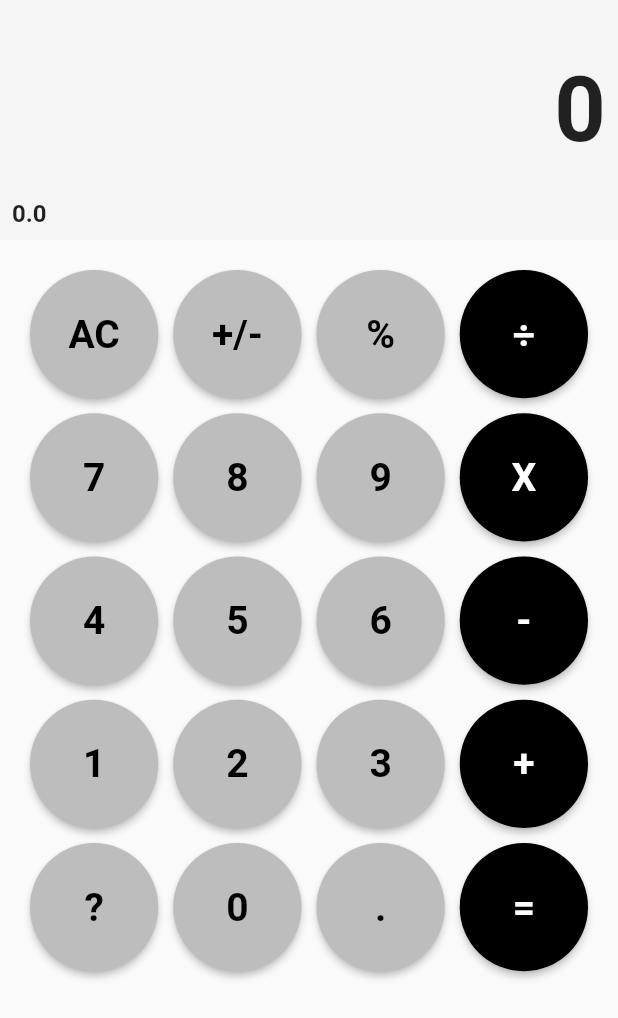
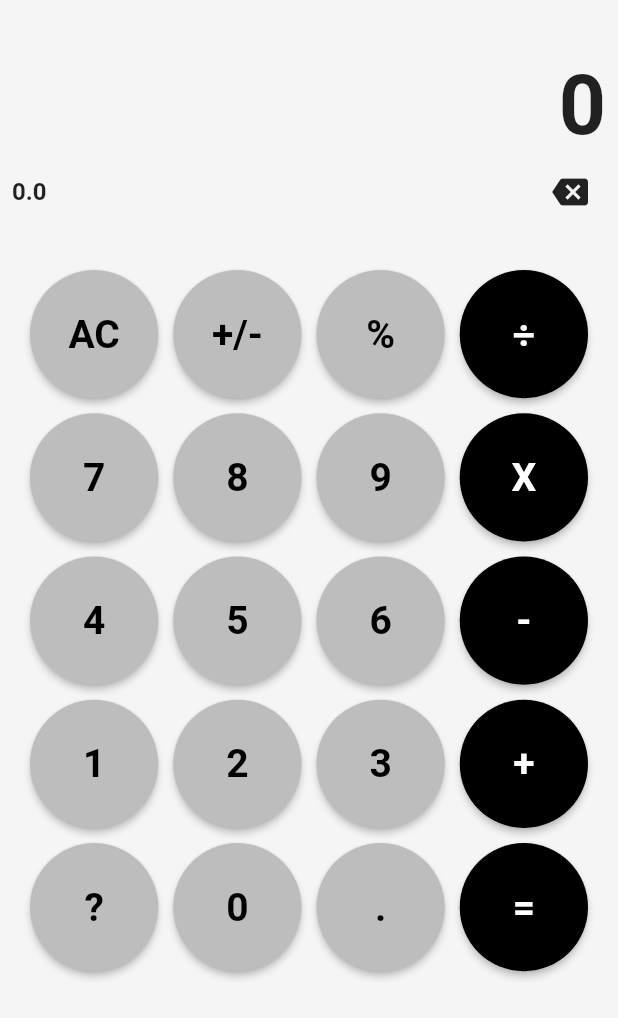
Before and after one commit to Alexandrehs/calculator, a Flutter app: the screen it shows after launch, on a phone screen of 412 x 824 dp. Shown: the top 1018 px of the screen. Run offline on Flutter 3.47's test engine with Material 2 defaults, Android fonts, the phone set to English and light mode, and no system bars.

Commit message:
Adiciona botao de backspace

```diff
--- a/lib/models/operations_model.dart
+++ b/lib/models/operations_model.dart
@@ -93,4 +93,11 @@ class OperationsModel extends ChangeNotifier {
       }
     }
   }
+
+  digitsDelete() {
+    if (_digits.isNotEmpty) {
+      _digits = _digits.substring(0, _digits.length - 1);
+    }
+    notifyListeners();
+  }
 }
--- a/lib/pages/home/home_page.dart
+++ b/lib/pages/home/home_page.dart
@@ -17,7 +17,7 @@ class _HomePageState extends State<HomePage> {
   @override
   Widget build(BuildContext context) {
     return Scaffold(
-      backgroundColor: Colors.grey[250],
+      backgroundColor: Colors.grey[100],
       body: SafeArea(
         child: Column(
           children: [
@@ -26,6 +26,10 @@ class _HomePageState extends State<HomePage> {
               return VisorWidget(
                 value: data.digits.isEmpty ? '0' : data.digits,
                 result: data.result.toString(),
+                onPress: () {
+                  Provider.of<OperationsModel>(context, listen: false)
+                      .digitsDelete();
+                },
               );
             }),
             Expanded(
--- a/lib/widgets/visor_widget.dart
+++ b/lib/widgets/visor_widget.dart
@@ -3,18 +3,16 @@ import 'package:flutter/material.dart';
 class VisorWidget extends StatelessWidget {
   final String value;
   final String result;
+  final VoidCallback onPress;
 
-  const VisorWidget({
-    required this.value,
-    required this.result,
-  });
+  const VisorWidget(
+      {required this.value, required this.result, required this.onPress});
 
   @override
   Widget build(BuildContext context) {
-    return Container(
+    return SizedBox(
       height: 160,
       width: double.infinity,
-      color: Colors.grey[100],
       child: Padding(
         padding: const EdgeInsets.all(8.0),
         child: Column(
@@ -30,7 +28,7 @@ class VisorWidget extends StatelessWidget {
                     Text(
                       value,
                       style: const TextStyle(
-                        fontSize: 60,
+                        fontSize: 55,
                         fontWeight: FontWeight.bold,
                       ),
                     ),
@@ -39,7 +37,8 @@ class VisorWidget extends StatelessWidget {
               ),
             ),
             Row(
-              mainAxisAlignment: MainAxisAlignment.start,
+              mainAxisAlignment: MainAxisAlignment.spaceBetween,
+              crossAxisAlignment: CrossAxisAlignment.center,
               children: [
                 Text(
                   result,
@@ -48,6 +47,12 @@ class VisorWidget extends StatelessWidget {
                     fontWeight: FontWeight.bold,
                   ),
                 ),
+                IconButton(
+                  onPressed: onPress,
+                  icon: const Icon(
+                    Icons.backspace,
+                  ),
+                )
               ],
             )
           ],
```
